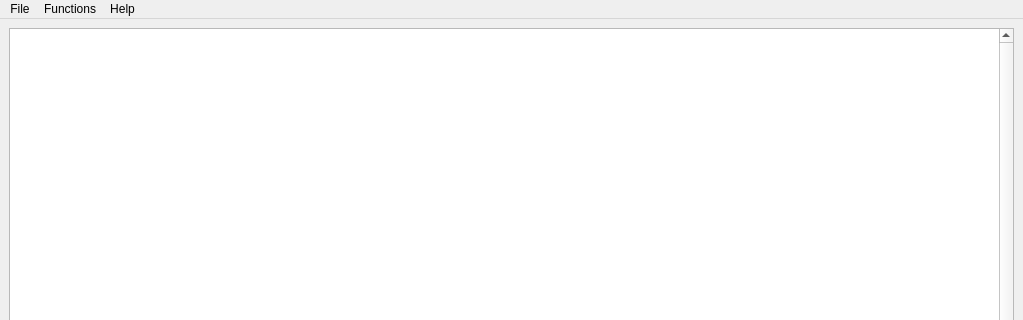
Old version of the form mainwindow.ui in the repository juanmacaaz/LogicSimulator; both pictures show x 0 to 1023 and y 0 to 320 of the 1023 by 622 pixel window.
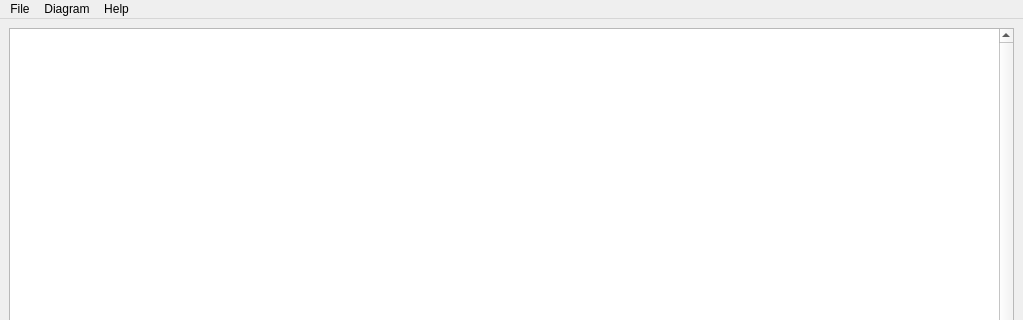
New version of the form.

Diff of the .ui file:
```diff
--- a/mainwindow.ui
+++ b/mainwindow.ui
@@ -55,7 +55,7 @@
      <x>0</x>
      <y>0</y>
      <width>1023</width>
-     <height>25</height>
+     <height>21</height>
     </rect>
    </property>
    <widget class="QMenu" name="menuFile">
@@ -68,7 +68,7 @@
    </widget>
    <widget class="QMenu" name="menuFunctions">
     <property name="title">
-     <string>Functions</string>
+     <string>Diagram</string>
     </property>
     <addaction name="actionGenerate_function"/>
     <addaction name="actionGenerate_simulate"/>
```
Left out of the diff: 2 changed lines with no effect on the pictures.
